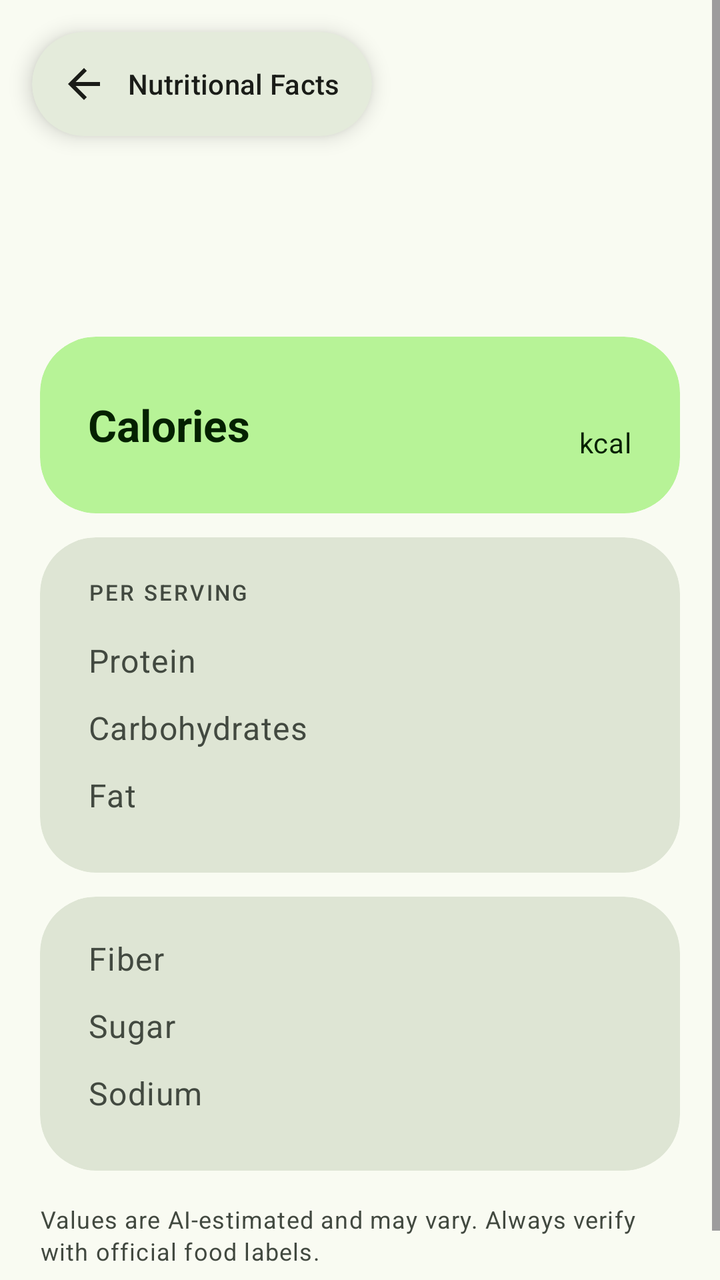
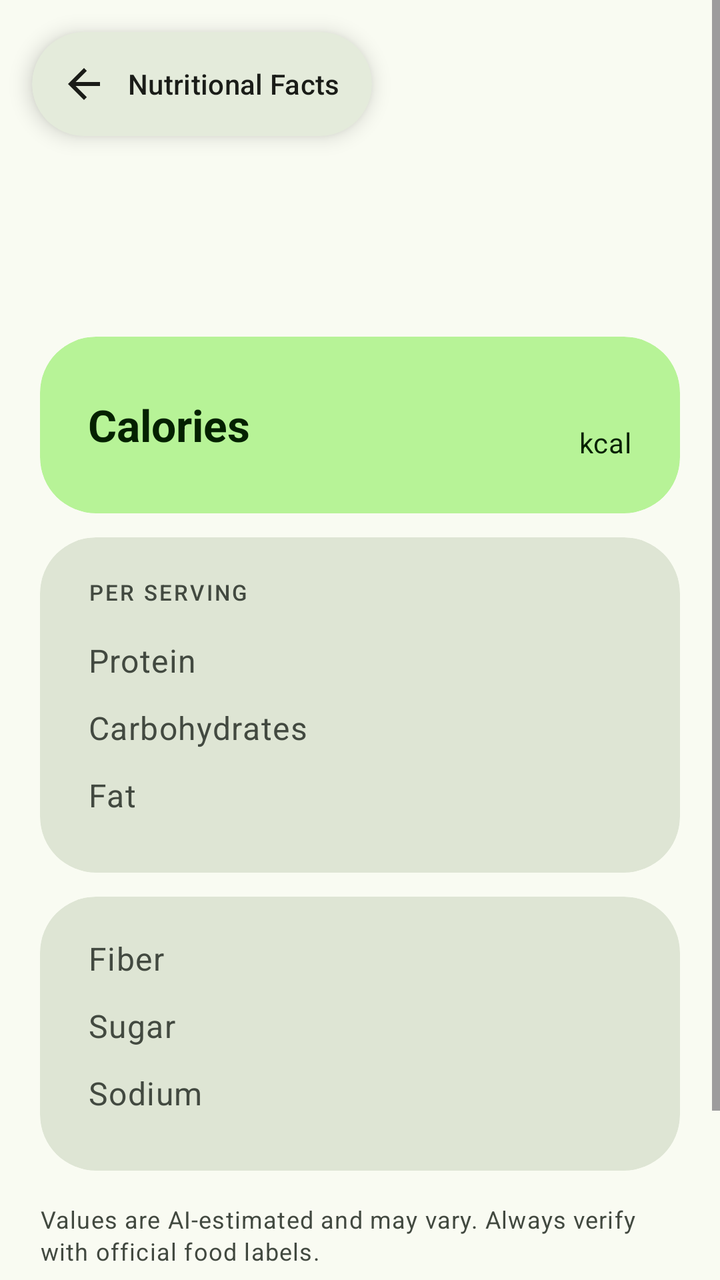

Compare the two renders of this Android layout. The source of the first and the diff that turns it into the second are given below.
<!-- AndroidManifest.xml: application theme Theme.ScaScan -->
<!-- res/layout/fragment_nutrition_result.xml -->
<?xml version="1.0" encoding="utf-8"?>
<androidx.coordinatorlayout.widget.CoordinatorLayout
    xmlns:android="http://schemas.android.com/apk/res/android"
    xmlns:app="http://schemas.android.com/apk/res-auto"
    android:layout_width="match_parent"
    android:layout_height="match_parent"
    android:background="?android:colorBackground">

    
    <ScrollView
        android:layout_width="match_parent"
        android:layout_height="match_parent"
        android:fillViewport="true">

        <LinearLayout
            android:layout_width="match_parent"
            android:layout_height="wrap_content"
            android:orientation="vertical"
            android:paddingTop="84dp"
            android:paddingHorizontal="20dp"
            android:paddingBottom="32dp">

            <TextView
                android:id="@+id/tvFoodName"
                android:layout_width="wrap_content"
                android:layout_height="wrap_content"
                android:textSize="28sp"
                android:textStyle="bold"
                android:textColor="?attr/colorOnBackground"
                android:layout_marginBottom="4dp" />

            <TextView
                android:id="@+id/tvServingSize"
                android:layout_width="wrap_content"
                android:layout_height="wrap_content"
                style="@style/TextAppearance.Material3.BodyMedium"
                android:textColor="?attr/colorOnSurfaceVariant"
                android:layout_marginBottom="24dp" />

            
            <com.google.android.material.card.MaterialCardView
                android:layout_width="match_parent"
                android:layout_height="wrap_content"
                android:layout_marginBottom="12dp"
                app:cardBackgroundColor="?attr/colorPrimaryContainer"
                app:cardCornerRadius="28dp"
                app:cardElevation="0dp"
                app:strokeWidth="0dp">

                <LinearLayout
                    android:layout_width="match_parent"
                    android:layout_height="wrap_content"
                    android:orientation="horizontal"
                    android:paddingHorizontal="24dp"
                    android:paddingVertical="20dp"
                    android:gravity="center_vertical">

                    <TextView
                        android:layout_width="0dp"
                        android:layout_height="wrap_content"
                        android:layout_weight="1"
                        android:text="@string/nutrient_calories"
                        style="@style/TextAppearance.Material3.TitleLarge"
                        android:textStyle="bold"
                        android:textColor="?attr/colorOnPrimaryContainer" />

                    <TextView
                        android:id="@+id/tvCaloriesValue"
                        android:layout_width="wrap_content"
                        android:layout_height="wrap_content"
                        style="@style/TextAppearance.Material3.DisplaySmall"
                        android:textStyle="bold"
                        android:textColor="?attr/colorPrimary" />

                    <TextView
                        android:layout_width="wrap_content"
                        android:layout_height="wrap_content"
                        android:text=" kcal"
                        style="@style/TextAppearance.Material3.BodyMedium"
                        android:textColor="?attr/colorOnPrimaryContainer"
                        android:layout_gravity="bottom"
                        android:paddingBottom="6dp" />
                </LinearLayout>
            </com.google.android.material.card.MaterialCardView>

            
            <com.google.android.material.card.MaterialCardView
                android:layout_width="match_parent"
                android:layout_height="wrap_content"
                android:layout_marginBottom="12dp"
                app:cardBackgroundColor="?attr/colorSurfaceVariant"
                app:cardCornerRadius="28dp"
                app:cardElevation="0dp"
                app:strokeWidth="0dp">

                <LinearLayout
                    android:layout_width="match_parent"
                    android:layout_height="wrap_content"
                    android:orientation="vertical"
                    android:paddingHorizontal="24dp"
                    android:paddingTop="20dp"
                    android:paddingBottom="8dp">

                    <TextView
                        android:layout_width="wrap_content"
                        android:layout_height="wrap_content"
                        android:text="@string/per_serving"
                        style="@style/TextAppearance.Material3.LabelSmall"
                        android:textAllCaps="true"
                        android:letterSpacing="0.1"
                        android:textColor="?attr/colorOnSurfaceVariant"
                        android:layout_marginBottom="16dp" />

                    
                    <LinearLayout
                        android:layout_width="match_parent"
                        android:layout_height="wrap_content"
                        android:orientation="horizontal"
                        android:layout_marginBottom="12dp">
                        <TextView
                            android:layout_width="0dp"
                            android:layout_height="wrap_content"
                            android:layout_weight="1"
                            android:text="@string/nutrient_protein"
                            style="@style/TextAppearance.Material3.BodyLarge"
                            android:textColor="?attr/colorOnSurfaceVariant" />
                        <TextView
                            android:id="@+id/tvProteinValue"
                            android:layout_width="wrap_content"
                            android:layout_height="wrap_content"
                            style="@style/TextAppearance.Material3.BodyLarge"
                            android:textStyle="bold"
                            android:textColor="?attr/colorOnSurface" />
                    </LinearLayout>

                    
                    <LinearLayout
                        android:layout_width="match_parent"
                        android:layout_height="wrap_content"
                        android:orientation="horizontal"
                        android:layout_marginBottom="12dp">
                        <TextView
                            android:layout_width="0dp"
                            android:layout_height="wrap_content"
                            android:layout_weight="1"
                            android:text="@string/nutrient_carbs"
                            style="@style/TextAppearance.Material3.BodyLarge"
                            android:textColor="?attr/colorOnSurfaceVariant" />
                        <TextView
                            android:id="@+id/tvCarbsValue"
                            android:layout_width="wrap_content"
                            android:layout_height="wrap_content"
                            style="@style/TextAppearance.Material3.BodyLarge"
                            android:textStyle="bold"
                            android:textColor="?attr/colorOnSurface" />
                    </LinearLayout>

                    
                    <LinearLayout
                        android:layout_width="match_parent"
                        android:layout_height="wrap_content"
                        android:orientation="horizontal"
                        android:layout_marginBottom="20dp">
                        <TextView
                            android:layout_width="0dp"
                            android:layout_height="wrap_content"
                            android:layout_weight="1"
                            android:text="@string/nutrient_fat"
                            style="@style/TextAppearance.Material3.BodyLarge"
                            android:textColor="?attr/colorOnSurfaceVariant" />
                        <TextView
                            android:id="@+id/tvFatValue"
                            android:layout_width="wrap_content"
                            android:layout_height="wrap_content"
                            style="@style/TextAppearance.Material3.BodyLarge"
                            android:textStyle="bold"
                            android:textColor="?attr/colorOnSurface" />
                    </LinearLayout>

                </LinearLayout>
            </com.google.android.material.card.MaterialCardView>

            
            <com.google.android.material.card.MaterialCardView
                android:layout_width="match_parent"
                android:layout_height="wrap_content"
                android:layout_marginBottom="16dp"
                app:cardBackgroundColor="?attr/colorSurfaceVariant"
                app:cardCornerRadius="28dp"
                app:cardElevation="0dp"
                app:strokeWidth="0dp">

                <LinearLayout
                    android:layout_width="match_parent"
                    android:layout_height="wrap_content"
                    android:orientation="vertical"
                    android:paddingHorizontal="24dp"
                    android:paddingTop="20dp"
                    android:paddingBottom="8dp">

                    
                    <LinearLayout
                        android:layout_width="match_parent"
                        android:layout_height="wrap_content"
                        android:orientation="horizontal"
                        android:layout_marginBottom="12dp">
                        <TextView
                            android:layout_width="0dp"
                            android:layout_height="wrap_content"
                            android:layout_weight="1"
                            android:text="@string/nutrient_fiber"
                            style="@style/TextAppearance.Material3.BodyLarge"
                            android:textColor="?attr/colorOnSurfaceVariant" />
                        <TextView
                            android:id="@+id/tvFiberValue"
                            android:layout_width="wrap_content"
                            android:layout_height="wrap_content"
                            style="@style/TextAppearance.Material3.BodyLarge"
                            android:textStyle="bold"
                            android:textColor="?attr/colorOnSurface" />
                    </LinearLayout>

                    
                    <LinearLayout
                        android:layout_width="match_parent"
                        android:layout_height="wrap_content"
                        android:orientation="horizontal"
                        android:layout_marginBottom="12dp">
                        <TextView
                            android:layout_width="0dp"
                            android:layout_height="wrap_content"
                            android:layout_weight="1"
                            android:text="@string/nutrient_sugar"
                            style="@style/TextAppearance.Material3.BodyLarge"
                            android:textColor="?attr/colorOnSurfaceVariant" />
                        <TextView
                            android:id="@+id/tvSugarValue"
                            android:layout_width="wrap_content"
                            android:layout_height="wrap_content"
                            style="@style/TextAppearance.Material3.BodyLarge"
                            android:textStyle="bold"
                            android:textColor="?attr/colorOnSurface" />
                    </LinearLayout>

                    
                    <LinearLayout
                        android:layout_width="match_parent"
                        android:layout_height="wrap_content"
                        android:orientation="horizontal"
                        android:layout_marginBottom="20dp">
                        <TextView
                            android:layout_width="0dp"
                            android:layout_height="wrap_content"
                            android:layout_weight="1"
                            android:text="@string/nutrient_sodium"
                            style="@style/TextAppearance.Material3.BodyLarge"
                            android:textColor="?attr/colorOnSurfaceVariant" />
                        <TextView
                            android:id="@+id/tvSodiumValue"
                            android:layout_width="wrap_content"
                            android:layout_height="wrap_content"
                            style="@style/TextAppearance.Material3.BodyLarge"
                            android:textStyle="bold"
                            android:textColor="?attr/colorOnSurface" />
                    </LinearLayout>

                </LinearLayout>
            </com.google.android.material.card.MaterialCardView>

            <TextView
                android:layout_width="match_parent"
                android:layout_height="wrap_content"
                android:text="@string/ai_disclaimer"
                style="@style/TextAppearance.Material3.BodySmall"
                android:textColor="?attr/colorOnSurfaceVariant" />

        </LinearLayout>
    </ScrollView>

    
    <com.google.android.material.card.MaterialCardView
        android:id="@+id/topBar"
        android:layout_width="wrap_content"
        android:layout_height="52dp"
        android:layout_marginStart="16dp"
        android:layout_marginTop="16dp"
        app:cardCornerRadius="26dp"
        app:cardElevation="6dp"
        app:cardBackgroundColor="?attr/colorSurface"
        app:strokeWidth="0dp">

        <LinearLayout
            android:layout_width="wrap_content"
            android:layout_height="match_parent"
            android:orientation="horizontal"
            android:paddingStart="4dp"
            android:paddingEnd="16dp"
            android:gravity="center_vertical">

            <ImageButton
                android:id="@+id/btnBack"
                android:layout_width="44dp"
                android:layout_height="44dp"
                android:src="@drawable/ic_arrow_back"
                android:background="?attr/selectableItemBackgroundBorderless"
                android:tint="?attr/colorOnSurface"
                android:padding="10dp"
                android:contentDescription="@string/label_result" />

            <TextView
                android:layout_width="wrap_content"
                android:layout_height="wrap_content"
                android:text="@string/label_result"
                style="@style/TextAppearance.Material3.TitleSmall"
                android:textColor="?attr/colorOnSurface" />
        </LinearLayout>
    </com.google.android.material.card.MaterialCardView>

</androidx.coordinatorlayout.widget.CoordinatorLayout>
<!-- resources referenced by this layout -->
<resources>
  <!-- drawable ic_arrow_back (drawable) -->
  <?xml version="1.0" encoding="utf-8"?>
  <vector xmlns:android="http://schemas.android.com/apk/res/android"
      android:width="24dp"
      android:height="24dp"
      android:viewportWidth="24"
      android:viewportHeight="24">
      <path
          android:fillColor="@android:color/white"
          android:pathData="M20,11H7.83l5.59,-5.59L12,4l-8,8 8,8 1.41,-1.41L7.83,13H20v-2z" />
  </vector>
  <string name="ai_disclaimer">Values are AI-estimated and may vary. Always verify with official food labels.</string>
  <string name="label_result">Nutritional Facts</string>
  <string name="nutrient_calories">Calories</string>
  <string name="nutrient_carbs">Carbohydrates</string>
  <string name="nutrient_fat">Fat</string>
  <string name="nutrient_fiber">Fiber</string>
  <string name="nutrient_protein">Protein</string>
  <string name="nutrient_sodium">Sodium</string>
  <string name="nutrient_sugar">Sugar</string>
  <string name="per_serving">Per serving</string>
  <color name="colorPrimary">#386A20</color>
  <color name="colorOnPrimary">#FFFFFF</color>
  <color name="colorPrimaryContainer">#B7F397</color>
  <color name="colorOnPrimaryContainer">#042100</color>
  <color name="colorSecondary">#55624C</color>
  <color name="colorOnSecondary">#FFFFFF</color>
  <color name="colorSecondaryContainer">#D9E8CB</color>
  <color name="colorOnSecondaryContainer">#131F0D</color>
  <color name="colorTertiary">#386663</color>
  <color name="colorOnTertiary">#FFFFFF</color>
  <color name="colorTertiaryContainer">#BCECE8</color>
  <color name="colorOnTertiaryContainer">#00201F</color>
  <color name="colorError">#BA1A1A</color>
  <color name="colorOnError">#FFFFFF</color>
  <color name="colorBackground">#F9FBF2</color>
  <color name="colorSurface">#F9FBF2</color>
  <color name="colorOnSurface">#1A1C18</color>
  <color name="colorSurfaceVariant">#DEE5D4</color>
  <color name="colorOnSurfaceVariant">#424940</color>
  <color name="colorOutline">#72796A</color>
  <color name="colorOutlineVariant">#C2C9BA</color>
  <style name="ShapeAppearance.App.Pill" parent="">
          <item name="cornerFamily">rounded</item>
          <item name="cornerSize">50%</item>
      </style>
  <style name="ShapeAppearance.App.LargeRounded" parent="">
          <item name="cornerFamily">rounded</item>
          <item name="cornerSize">28dp</item>
      </style>
  <style name="Widget.App.Button" parent="Widget.Material3.Button">
          <item name="shapeAppearance">@style/ShapeAppearance.App.Pill</item>
          <item name="android:paddingStart">24dp</item>
          <item name="android:paddingEnd">24dp</item>
      </style>
  <style name="Widget.App.Button.Outlined" parent="Widget.Material3.Button.OutlinedButton">
          <item name="shapeAppearance">@style/ShapeAppearance.App.Pill</item>
          <item name="android:paddingStart">24dp</item>
          <item name="android:paddingEnd">24dp</item>
      </style>
  <style name="Widget.App.FloatingActionButton" parent="Widget.Material3.FloatingActionButton.Large.Primary">
          <item name="shapeAppearance">@style/ShapeAppearance.App.Pill</item>
      </style>
  <style name="Widget.App.ExtendedFab" parent="Widget.Material3.ExtendedFloatingActionButton.Primary">
          <item name="shapeAppearance">@style/ShapeAppearance.App.Pill</item>
      </style>
  <style name="Widget.App.Card" parent="Widget.Material3.CardView.Filled">
          <item name="shapeAppearance">@style/ShapeAppearance.App.LargeRounded</item>
          <item name="cardElevation">0dp</item>
          <item name="strokeWidth">0dp</item>
      </style>
  <!-- unchanged entries left out for length: 1 -->
</resources>

<!-- the commit's change to res/layout/fragment_nutrition_result.xml (unified diff, before → after) -->
@@ -272,7 +272,15 @@
                 android:layout_height="wrap_content"
                 android:text="@string/ai_disclaimer"
                 style="@style/TextAppearance.Material3.BodySmall"
-                android:textColor="?attr/colorOnSurfaceVariant" />
+                android:textColor="?attr/colorOnSurfaceVariant"
+                android:layout_marginBottom="16dp" />
+
+            <com.google.android.material.button.MaterialButton
+                android:id="@+id/btnAddToLog"
+                android:layout_width="match_parent"
+                android:layout_height="56dp"
+                android:text="@string/btn_add_to_log"
+                app:icon="@drawable/ic_add" />
 
         </LinearLayout>
     </ScrollView>
<!-- resource entries referenced after the edit -->
@@ -1,5 +1,15 @@
 <!-- resources referenced by this layout -->
 <resources>
+  <!-- drawable ic_add (drawable) -->
+  <vector xmlns:android="http://schemas.android.com/apk/res/android"
+      android:width="24dp"
+      android:height="24dp"
+      android:viewportWidth="24"
+      android:viewportHeight="24">
+      <path
+          android:fillColor="#FF000000"
+          android:pathData="M19,13h-6v6h-2v-6H5v-2h6V5h2v6h6v2z" />
+  </vector>
   <!-- drawable ic_arrow_back (drawable) -->
   <?xml version="1.0" encoding="utf-8"?>
   <vector xmlns:android="http://schemas.android.com/apk/res/android"
@@ -12,6 +22,7 @@
           android:pathData="M20,11H7.83l5.59,-5.59L12,4l-8,8 8,8 1.41,-1.41L7.83,13H20v-2z" />
   </vector>
   <string name="ai_disclaimer">Values are AI-estimated and may vary. Always verify with official food labels.</string>
+  <string name="btn_add_to_log">Add to log</string>
   <string name="label_result">Nutritional Facts</string>
   <string name="nutrient_calories">Calories</string>
   <string name="nutrient_carbs">Carbohydrates</string>
